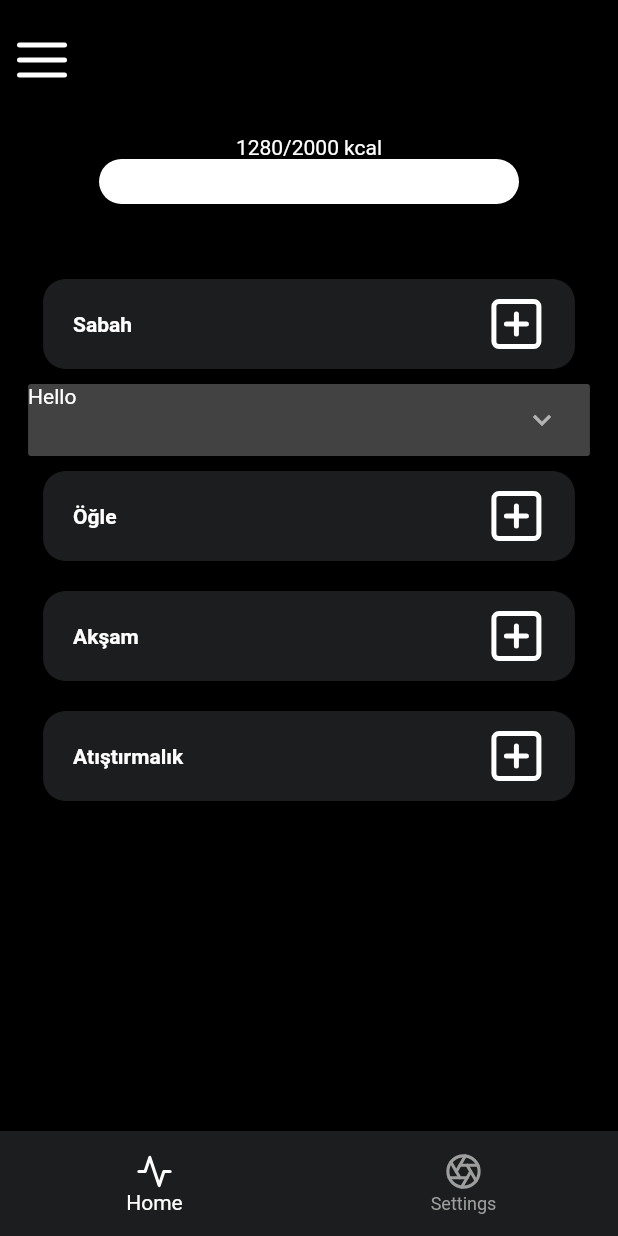
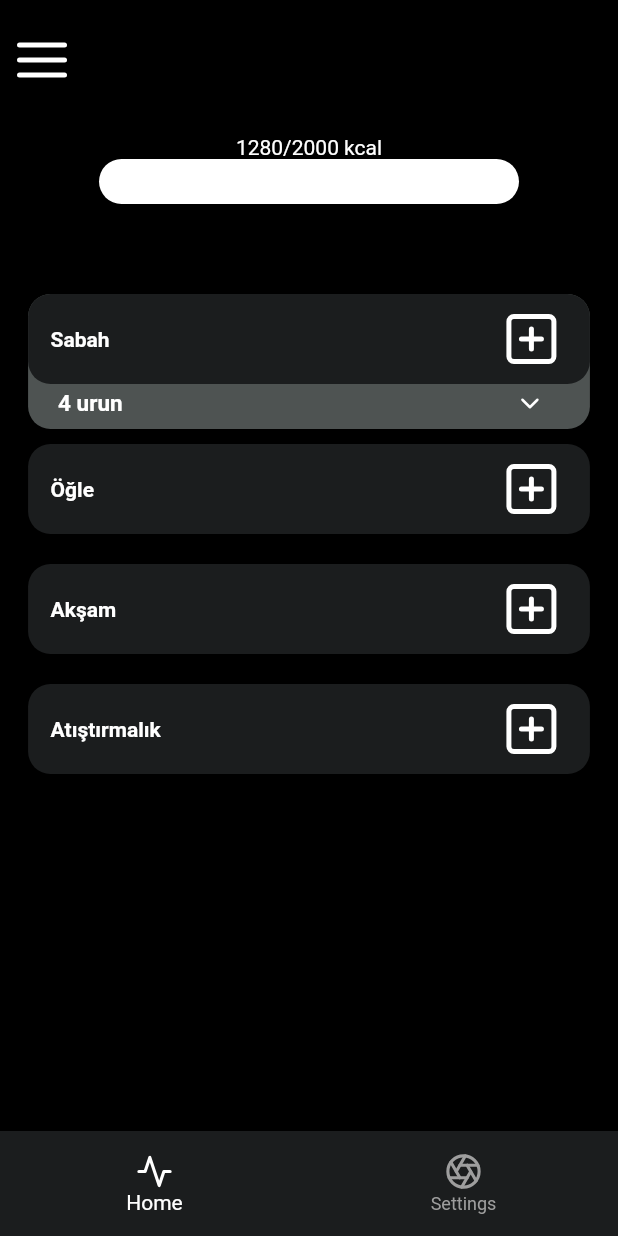
Before and after one commit to engineerturph/diethelper, a Flutter app: the screen it shows after launch, on a phone screen of 412 x 824 dp. Run offline on Flutter 3.47's test engine with Material 2 defaults, Android fonts, the phone set to English and light mode, and no system bars; our stand-ins replace flutter_feather_icons.

Commit message:
meal with recipe added

```diff
--- a/lib/Widgets/main screen widgets/main_body_widget.dart
+++ b/lib/Widgets/main screen widgets/main_body_widget.dart
@@ -1,4 +1,6 @@
+import 'package:diethelper/constants.dart';
 import 'package:flutter/material.dart';
+import 'package:flutter_feather_icons/flutter_feather_icons.dart';
 import 'meal_box.dart';
 
 class MainBodyWidget extends StatefulWidget {
@@ -13,21 +15,7 @@ class _MainBodyWidgetState extends State<MainBodyWidget> {
   @override
   void initState() {
     mealArray = [
-      MealBox('Sabah'),
-      ExpansionPanelList(
-        children: [
-          ExpansionPanel(
-            headerBuilder: (context, isOpen) {
-              return Text('Hello');
-            },
-            body: Text('Now Open'),
-            isExpanded: isExpanded,
-          ),
-        ],
-        expansionCallback: (i, isOpen) => setState(() {
-          isExpanded = !isOpen;
-        }),
-      ),
+      MealWithRecipe(mealWidget: MealBox('Sabah')),
       MealBox('Öğle'),
       MealBox('Akşam'),
       MealBox('Atıştırmalık'),
@@ -50,7 +38,9 @@ class _MainBodyWidgetState extends State<MainBodyWidget> {
                 color: Colors.white,
               ),
             ),
-            Container(
+            Padding(
+              padding: const EdgeInsets.symmetric(horizontal: 15.0),
+              child: Container(
                 decoration: BoxDecoration(
                   borderRadius: BorderRadius.circular(15.0),
                   color: Colors.white,
@@ -59,6 +49,7 @@ class _MainBodyWidgetState extends State<MainBodyWidget> {
                 width: 280.0,
                 margin: EdgeInsets.fromLTRB(0.0, 0.0, 0.0, 40.0),
               ),
+            ),
             ...mealArray,
           ],
         ),
@@ -66,3 +57,68 @@ class _MainBodyWidgetState extends State<MainBodyWidget> {
     );
   }
 }
+
+class MealWithRecipe extends StatefulWidget {
+  MealWithRecipe({required this.mealWidget});
+  Widget mealWidget;
+  @override
+  State<MealWithRecipe> createState() => _MealWithRecipeState();
+}
+
+class _MealWithRecipeState extends State<MealWithRecipe> {
+  @override
+  Widget build(BuildContext context) {
+    return Padding(
+      padding: const EdgeInsets.symmetric(vertical: 10.0),
+      child: Stack(children: [
+        Container(
+          height: 90.0,
+          decoration: BoxDecoration(
+            color: kSecondaryColor,
+            borderRadius: BorderRadius.circular(15.0),
+          ),
+          transform: Matrix4.translationValues(0, 10, 0),
+          alignment: Alignment.bottomCenter,
+          child: Padding(
+            padding: const EdgeInsets.only(
+              left: 20.0,
+              bottom: 7.0,
+              right: 16.0,
+            ),
+            child: Container(
+              height: 20.0,
+              child: Column(
+                children: [
+                  Row(
+                    mainAxisAlignment: MainAxisAlignment.spaceBetween,
+                    children: [
+                      Text(
+                        '4 urun',
+                        style: kMiddleTextStyle.copyWith(fontSize: 15.0),
+                      ),
+                      SizedBox(
+                        height: 20.0,
+                        child: TextButton(
+                          onPressed: () {
+                            print('sa');
+                          },
+                          child: Icon(
+                            FeatherIcons.chevronDown,
+                            color: Colors.white,
+                            size: 20.0,
+                          ),
+                          style: kButtonStyle,
+                        ),
+                      )
+                    ],
+                  ),
+                ],
+              ),
+            ),
+          ),
+        ),
+        widget.mealWidget
+      ]),
+    );
+  }
+}
--- a/lib/Widgets/main screen widgets/meal_box.dart
+++ b/lib/Widgets/main screen widgets/meal_box.dart
@@ -9,15 +9,23 @@ class MealBox extends StatelessWidget {
   String innerText = '';
   @override
   Widget build(BuildContext context) {
-    return Container(
+    return Padding(
+      padding: const EdgeInsets.symmetric(vertical: 10.0),
+      child: Container(
         height: 60.0,
-      padding: EdgeInsets.fromLTRB(20.0, 0.0, 15.0, 0.0),
+        decoration: BoxDecoration(
+          color: kMainColor,
+          borderRadius: BorderRadius.circular(15.0),
+        ),
+        child: Padding(
+          padding: const EdgeInsets.symmetric(horizontal: 15.0),
           child: Row(
             mainAxisAlignment: MainAxisAlignment.spaceBetween,
             children: [
               Text(
                 innerText,
-            style: TextStyle(color: Colors.white, fontWeight: FontWeight.bold),
+                style:
+                    TextStyle(color: Colors.white, fontWeight: FontWeight.bold),
               ),
               TextButton(
                 onPressed: () {
@@ -34,11 +42,8 @@ class MealBox extends StatelessWidget {
               )
             ],
           ),
-      decoration: BoxDecoration(
-        color: kMainColor,
-        borderRadius: BorderRadius.circular(15.0),
         ),
-      margin: EdgeInsets.all(10.0),
+      ),
     );
   }
 }
--- a/lib/main.dart
+++ b/lib/main.dart
@@ -24,6 +24,7 @@ class MyApp extends StatelessWidget {
       debugShowCheckedModeBanner: false,
       title: 'Flutter Demo',
       theme: ThemeData(
+        cardColor: kSecondaryColor,
         brightness: Brightness.dark,
         primarySwatch: Colors.grey,
         primaryColor: Colors.black,
```
Lines whose indentation alone changed are shown as unchanged.
